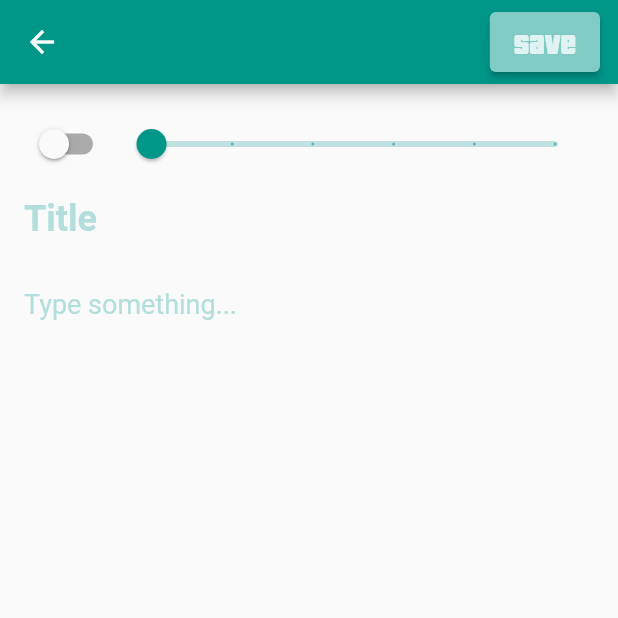
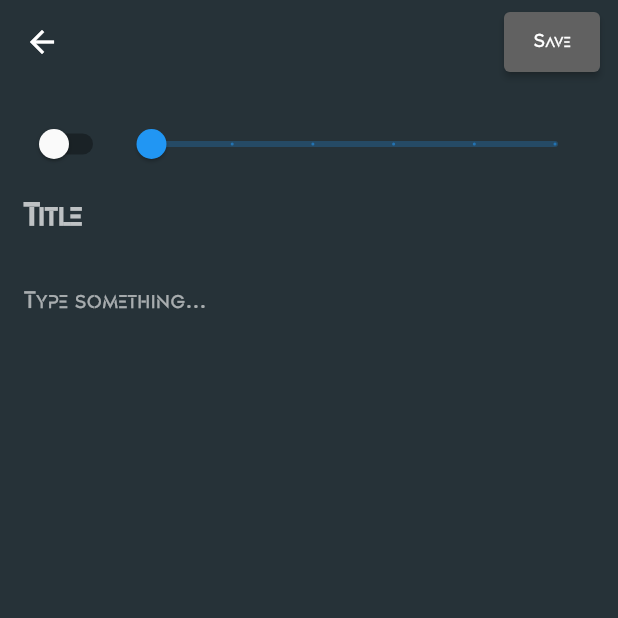
Before and after one commit to FahadKhan007/notepad, a Flutter app: the screen it shows after launch, after a tap on the "add" icon, on a phone screen of 412 x 824 dp, the top half of it. Run offline on Flutter 3.47's test engine with Material 2 defaults, Android fonts, the phone set to English and light mode, and no system bars; our stand-ins replace sqflite; accounts and stored records are empty.

Commit message:
Some major changes

```diff
--- a/lib/main.dart
+++ b/lib/main.dart
@@ -1,25 +1,33 @@
 import 'package:flutter/material.dart';
+import 'package:flutter/services.dart';
+import 'package:notepad/screens/HomeScreen.dart';
 
-import 'screens/HomeScreen.dart';
+Future main() async {
+  WidgetsFlutterBinding.ensureInitialized();
+  await SystemChrome.setPreferredOrientations([
+    DeviceOrientation.portraitUp,
+    DeviceOrientation.portraitDown,
+  ]);
 
-void main() {
-  runApp(const MyApp());
+  runApp(MyApp());
 }
 
 class MyApp extends StatelessWidget {
-  const MyApp({super.key});
+  static final String title = 'Notes SQLite';
 
-  // This widget is the root of your application.
   @override
-  Widget build(BuildContext context) {
-    return MaterialApp(
+  Widget build(BuildContext context) => MaterialApp(
         debugShowCheckedModeBanner: false,
-      title: 'Flutter Demo',
+        title: title,
         themeMode: ThemeMode.dark,
         theme: ThemeData(
-        primarySwatch: Colors.teal,
+          primaryColor: Colors.black,
+          scaffoldBackgroundColor: Colors.blueGrey.shade900,
+          appBarTheme: AppBarTheme(
+            backgroundColor: Colors.transparent,
+            elevation: 0,
+          ),
         ),
         home: HomeScreen(),
       );
 }
-}
--- a/lib/model/note.dart
+++ b/lib/model/note.dart
@@ -2,12 +2,8 @@ final String tableNotes = 'notes';
 
 class NoteFields {
   static final List<String> values = [
-    id,
-    isImportant,
-    number,
-    title,
-    description,
-    time
+    /// Add all fields
+    id, isImportant, number, title, description, time
   ];
 
   static final String id = '_id';
@@ -44,12 +40,14 @@ class Note {
     DateTime? createdTime,
   }) =>
       Note(
+        id: id ?? this.id,
         isImportant: isImportant ?? this.isImportant,
         number: number ?? this.number,
         title: title ?? this.title,
         description: description ?? this.description,
         createdTime: createdTime ?? this.createdTime,
       );
+
   static Note fromJson(Map<String, Object?> json) => Note(
         id: json[NoteFields.id] as int?,
         isImportant: json[NoteFields.isImportant] == 1,
@@ -58,6 +56,7 @@ class Note {
         description: json[NoteFields.description] as String,
         createdTime: DateTime.parse(json[NoteFields.time] as String),
       );
+
   Map<String, Object?> toJson() => {
         NoteFields.id: id,
         NoteFields.title: title,
--- a/lib/screens/EditNoteScreen.dart
+++ b/lib/screens/EditNoteScreen.dart
@@ -3,18 +3,18 @@ import 'package:notepad/database/notes_db.dart';
 import 'package:notepad/model/note.dart';
 import 'package:notepad/widget/NoteFormWidget.dart';
 
-class AddEditNoteScreen extends StatefulWidget {
+class AddEditNotePage extends StatefulWidget {
   final Note? note;
 
-  const AddEditNoteScreen({
+  const AddEditNotePage({
     Key? key,
     this.note,
   }) : super(key: key);
   @override
-  _AddEditNoteScreenState createState() => _AddEditNoteScreenState();
+  _AddEditNotePageState createState() => _AddEditNotePageState();
 }
 
-class _AddEditNoteScreenState extends State<AddEditNoteScreen> {
+class _AddEditNotePageState extends State<AddEditNotePage> {
   final _formKey = GlobalKey<FormState>();
   late bool isImportant;
   late int number;
@@ -60,17 +60,14 @@ class _AddEditNoteScreenState extends State<AddEditNoteScreen> {
       padding: EdgeInsets.symmetric(vertical: 8, horizontal: 12),
       child: ElevatedButton(
         style: ElevatedButton.styleFrom(
-          foregroundColor: Colors.teal[50],
-          backgroundColor: isFormValid ? null : Colors.teal[200],
+          foregroundColor: Colors.white,
+          backgroundColor: isFormValid ? null : Colors.grey.shade700,
         ),
         onPressed: addOrUpdateNote,
-        child: const Text(
+        child: Text(
           'Save',
           style: TextStyle(
-            fontFamily: 'PriceDown',
-            fontSize: 20,
-            // fontStyle: FontStyle.italic,
-            fontWeight: FontWeight.w100,
+            fontFamily: 'Designer',
           ),
         ),
       ),
--- a/lib/screens/HomeScreen.dart
+++ b/lib/screens/HomeScreen.dart
@@ -2,16 +2,13 @@ import 'package:flutter/material.dart';
 import 'package:flutter_staggered_grid_view/flutter_staggered_grid_view.dart';
 import 'package:notepad/database/notes_db.dart';
 import 'package:notepad/model/note.dart';
-import 'package:notepad/flutter_staggered_grid_view.dart';
 import 'package:notepad/screens/EditNoteScreen.dart';
 import 'package:notepad/screens/NoteDetailsScreen.dart';
 import 'package:notepad/widget/NoteCardWidget.dart';
 
 class HomeScreen extends StatefulWidget {
-  // const HomeScreen({super.key});
-
   @override
-  State<HomeScreen> createState() => _HomeScreenState();
+  _HomeScreenState createState() => _HomeScreenState();
 }
 
 class _HomeScreenState extends State<HomeScreen> {
@@ -41,81 +38,54 @@ class _HomeScreenState extends State<HomeScreen> {
   }
 
   @override
-  Widget build(BuildContext context) {
-    return Scaffold(
+  Widget build(BuildContext context) => Scaffold(
         appBar: AppBar(
+          backgroundColor: Colors.teal,
           title: const Center(
             child: Text(
-            "Note Pad",
+              'Notes',
               style: TextStyle(
-              fontSize: 20,
+                fontSize: 24,
                 fontFamily: 'Designer',
               ),
             ),
           ),
-        actions: [
-          Icon(Icons.search),
-          SizedBox(
-            height: 10,
-            width: 12,
-          )
-        ],
+          // actions: [Icon(Icons.search), SizedBox(width: 12)],
         ),
         body: Center(
           child: isLoading
               ? CircularProgressIndicator()
               : notes.isEmpty
-                ? Text(
-                    'No notes here to Show',
+                  ? const Text(
+                      'No Notes',
                       style: TextStyle(
-                        color: Colors.black,
+                        color: Colors.white,
                         fontFamily: 'Designer',
-                        fontSize: 24),
+                        fontSize: 24,
+                      ),
                     )
-                : buildNotes(context),
+                  : buildNotes(),
         ),
         floatingActionButton: FloatingActionButton(
           backgroundColor: Colors.teal,
-        child: const Icon(Icons.add),
+          child: Icon(Icons.add),
           onPressed: () async {
             await Navigator.of(context).push(
-            MaterialPageRoute(builder: (context) => AddEditNoteScreen()),
+              MaterialPageRoute(builder: (context) => AddEditNotePage()),
             );
 
             refreshNotes();
           },
         ),
       );
-  }
-  // Widget buildNotes() => StaggeredGridView.countBuilder(
-  //       padding: EdgeInsets.all(8),
-  //       itemCount: notes.length,
-  //       staggeredTileBuilder: (index) => StaggeredTile.fit(2),
-  //       crossAxisCount: 4,
-  //       mainAxisSpacing: 4,
-  //       crossAxisSpacing: 4,
-  //       itemBuilder: (context, index) {
-  //         final note = notes[index];
-
-  //         return GestureDetector(
-  //           onTap: () async {
-  //             await Navigator.of(context).push(MaterialPageRoute(
-  //               builder: (context) => NoteDetailsScreen(noteId: note.id!),
-  //             ));
-
-  //             refreshNotes();
-  //           },
-  //           child: NoteCardWidget(note: note, index: index),
-  //         );
-  //       },
-  //     );
-  // ignore: dead_code
-  Widget buildNotes(BuildContext context) => MasonryGridView.builder(
-        padding: const EdgeInsets.all(8),
+  Widget buildNotes() => MasonryGridView.count(
+        padding: const EdgeInsets.all(4),
         itemCount: notes.length,
-        gridDelegate: const SliverSimpleGridDelegateWithFixedCrossAxisCount(
         crossAxisCount: 2,
-        ),
+        mainAxisSpacing: 2,
+        // gridDelegate: const SliverSimpleGridDelegateWithFixedCrossAxisCount(
+        //   crossAxisCount: 2,
+        // ),
         crossAxisSpacing: 2,
         itemBuilder: (context, index) {
           final note = notes[index];
--- a/lib/widget/NoteFormWidget.dart
+++ b/lib/widget/NoteFormWidget.dart
@@ -47,9 +47,9 @@ class NoteFormWidget extends StatelessWidget {
                 ],
               ),
               buildTitle(),
-              const SizedBox(height: 8),
+              SizedBox(height: 8),
               buildDescription(),
-              const SizedBox(height: 16),
+              SizedBox(height: 16),
             ],
           ),
         ),
@@ -58,15 +58,19 @@ class NoteFormWidget extends StatelessWidget {
   Widget buildTitle() => TextFormField(
         maxLines: 1,
         initialValue: title,
-        style: const TextStyle(
-          color: Colors.teal,
+        style: TextStyle(
+          color: Colors.white70,
           fontWeight: FontWeight.bold,
           fontSize: 24,
+          fontFamily: 'Designer',
         ),
         decoration: InputDecoration(
           border: InputBorder.none,
           hintText: 'Title',
-          hintStyle: TextStyle(color: Colors.teal[100]),
+          hintStyle: TextStyle(
+            color: Colors.white70,
+            fontFamily: 'Designer',
+          ),
         ),
         validator: (title) =>
             title != null && title.isEmpty ? 'The title cannot be empty' : null,
@@ -76,11 +80,18 @@ class NoteFormWidget extends StatelessWidget {
   Widget buildDescription() => TextFormField(
         maxLines: 5,
         initialValue: description,
-        style: const TextStyle(color: Colors.teal, fontSize: 18),
+        style: TextStyle(
+          color: Colors.white60,
+          fontSize: 18,
+          fontFamily: 'Designer',
+        ),
         decoration: InputDecoration(
           border: InputBorder.none,
           hintText: 'Type something...',
-          hintStyle: TextStyle(color: Colors.teal[100]),
+          hintStyle: TextStyle(
+            color: Colors.white60,
+            fontFamily: 'Designer',
+          ),
         ),
         validator: (title) => title != null && title.isEmpty
             ? 'The description cannot be empty'
```
Also changed, not shown: lib/database/notes_db.dart (+3 -6 lines), lib/screens/NoteDetailsScreen.dart (+17 -14 lines), lib/widget/NoteCardWidget.dart (+7 -4 lines). Lines whose indentation alone changed are shown as unchanged.
